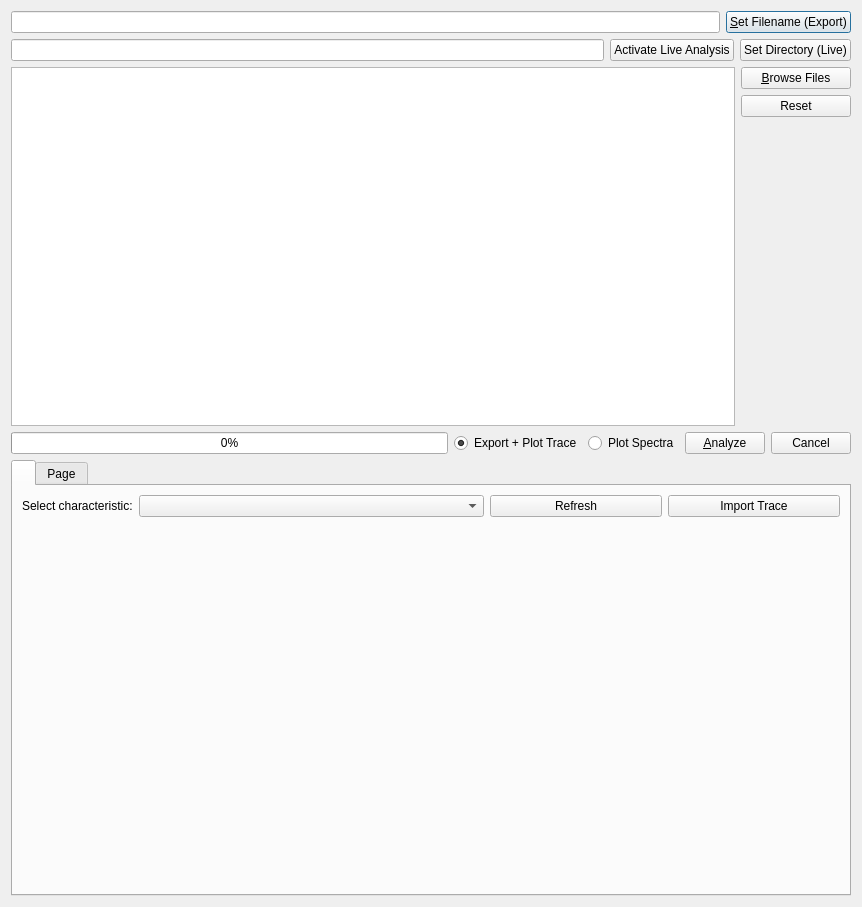
Old version of the form ui/batch_dialog.ui in the repository knipe1/oes-spa.
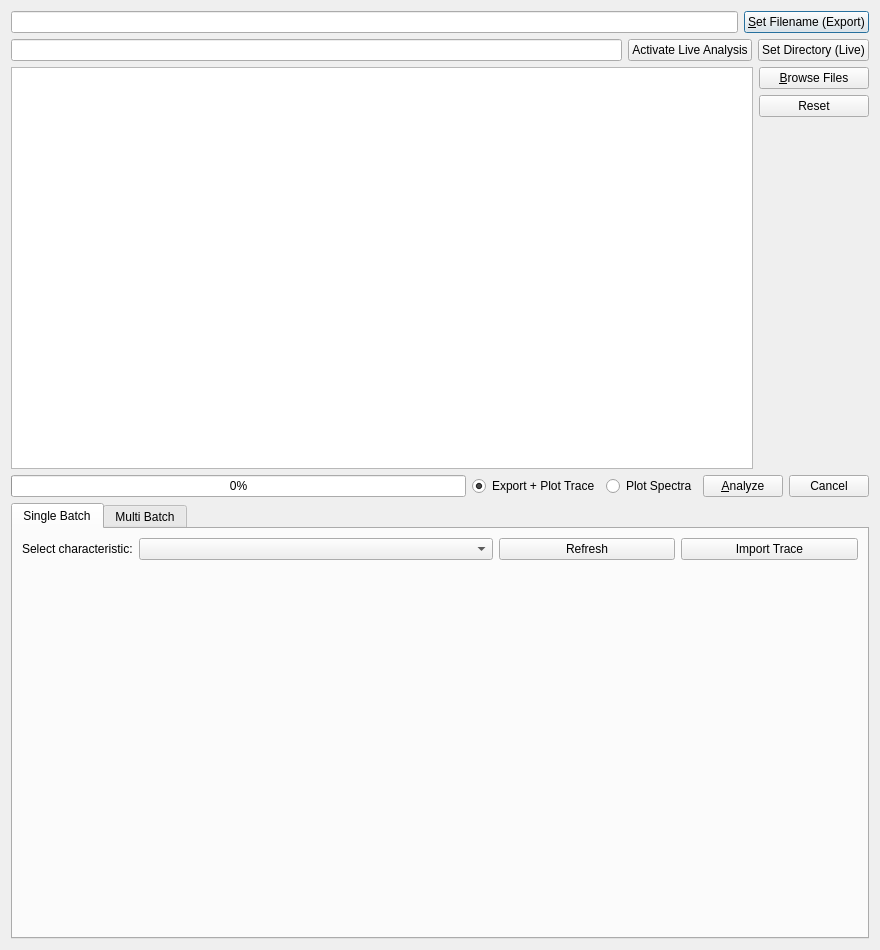
New version of the form. Icons and pictures are not drawn. Custom widgets are drawn as their Qt base class.

Patch:
```diff
--- a/ui/batch_dialog.ui
+++ b/ui/batch_dialog.ui
@@ -2,26 +2,14 @@
 <ui version="4.0">
  <class>batch</class>
  <widget class="QDialog" name="batch">
-  <property name="enabled">
-   <bool>true</bool>
-  </property>
   <property name="geometry">
    <rect>
     <x>0</x>
     <y>0</y>
-    <width>862</width>
-    <height>907</height>
+    <width>880</width>
+    <height>950</height>
    </rect>
   </property>
-  <property name="sizePolicy">
-   <sizepolicy hsizetype="Fixed" vsizetype="Fixed">
-    <horstretch>0</horstretch>
-    <verstretch>0</verstretch>
-   </sizepolicy>
-  </property>
-  <property name="acceptDrops">
-   <bool>true</bool>
-  </property>
   <property name="windowTitle">
    <string>Batch Analysis</string>
   </property>
@@ -251,7 +239,7 @@
      </property>
      <widget class="QWidget" name="boxTracePage1" native="true">
       <attribute name="title">
-       <string/>
+       <string>Single Batch</string>
       </attribute>
       <layout class="QGridLayout" name="gridLayout_2">
        <item row="0" column="0">
@@ -335,7 +323,7 @@
      </widget>
      <widget class="QWidget" name="tab">
       <attribute name="title">
-       <string>Page</string>
+       <string>Multi Batch</string>
       </attribute>
      </widget>
     </widget>
```
Left out of the diff: 8 changed lines with no effect on the pictures.
